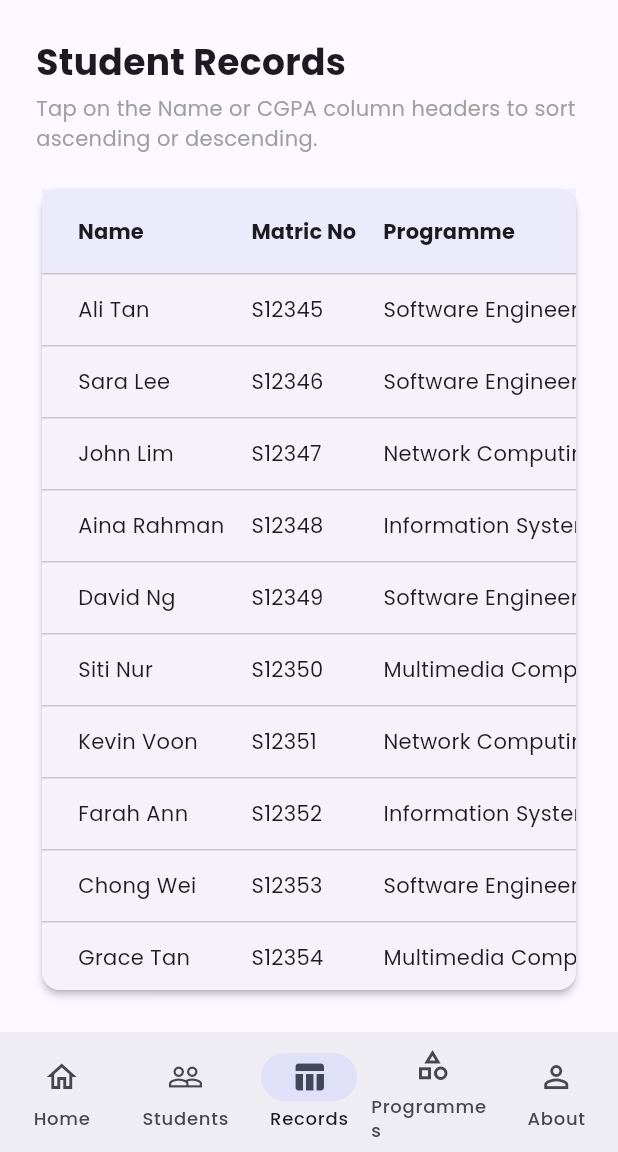
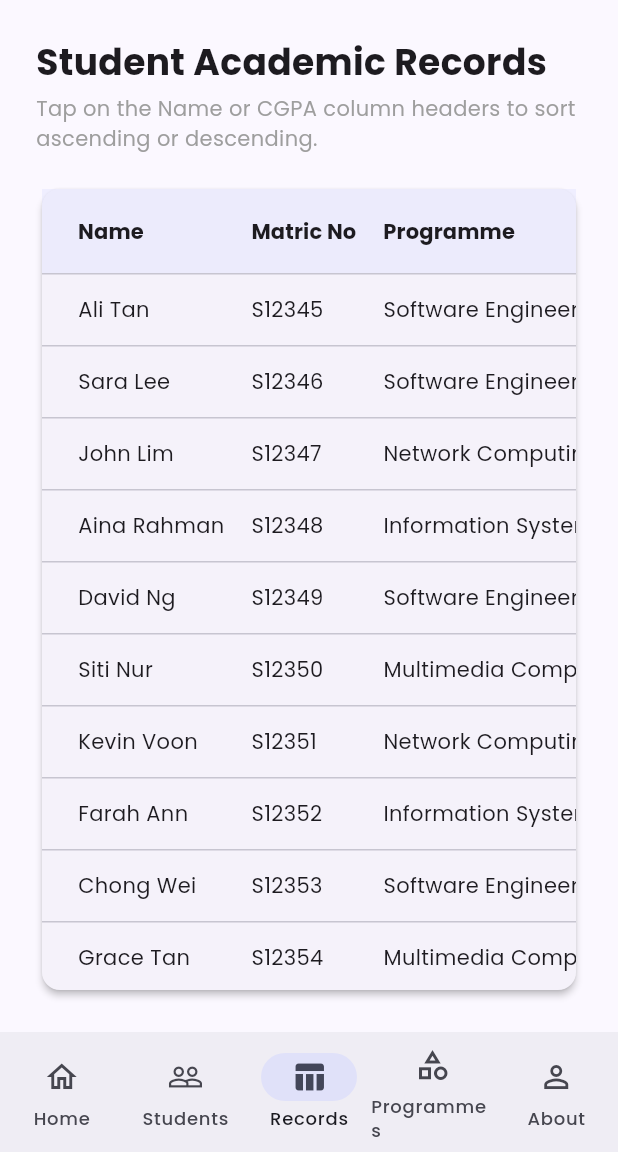
Before and after one commit to ColdShadow01/Lab-5_Teamwork_Student-Management-Applications, a Flutter app: the screen it shows after launch, item 3 of the bottom bar chosen, on a phone screen of 412 x 824 dp, the part 84-1236 px from its top. Run offline on Flutter 3.47's test engine with Material 3 defaults, Android fonts, the phone set to English and light mode, and no system bars; our stand-ins replace google_fonts.

Commit message:
Making the conflict on github

```diff
--- a/lib/screens/student_records_screen.dart
+++ b/lib/screens/student_records_screen.dart
@@ -116,7 +116,7 @@ class _StudentRecordsScreenState extends State<StudentRecordsScreen> {
           crossAxisAlignment: CrossAxisAlignment.start,
           children: [
             const Text(
-              'Student Records',
+              'Student Academic Records',
               style: TextStyle(fontSize: 24, fontWeight: FontWeight.bold),
             ),
             const SizedBox(height: 4),
```
